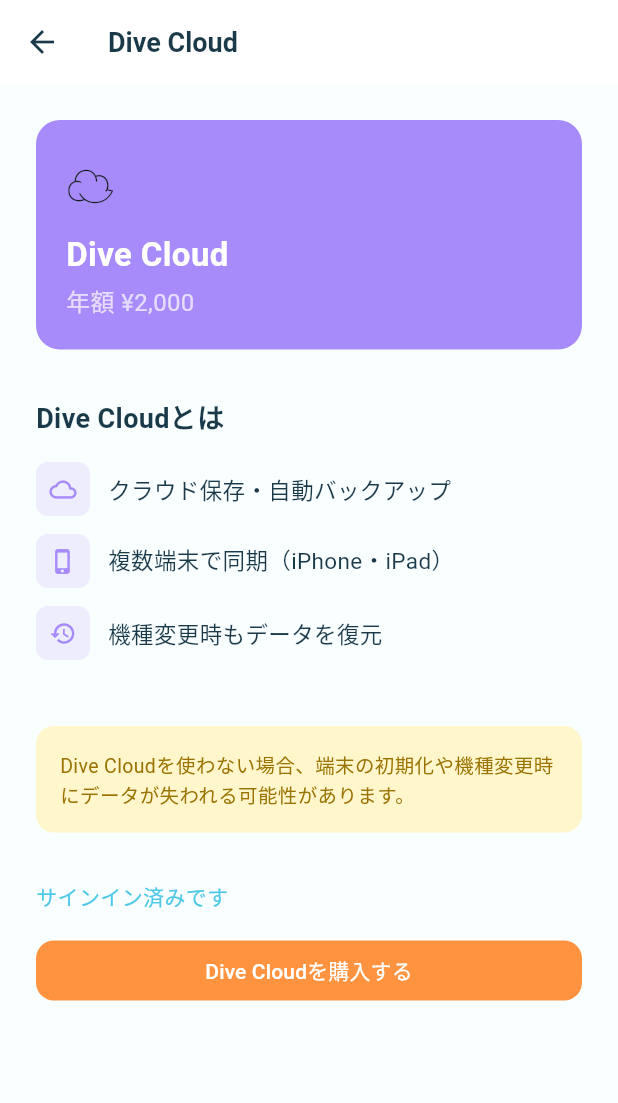
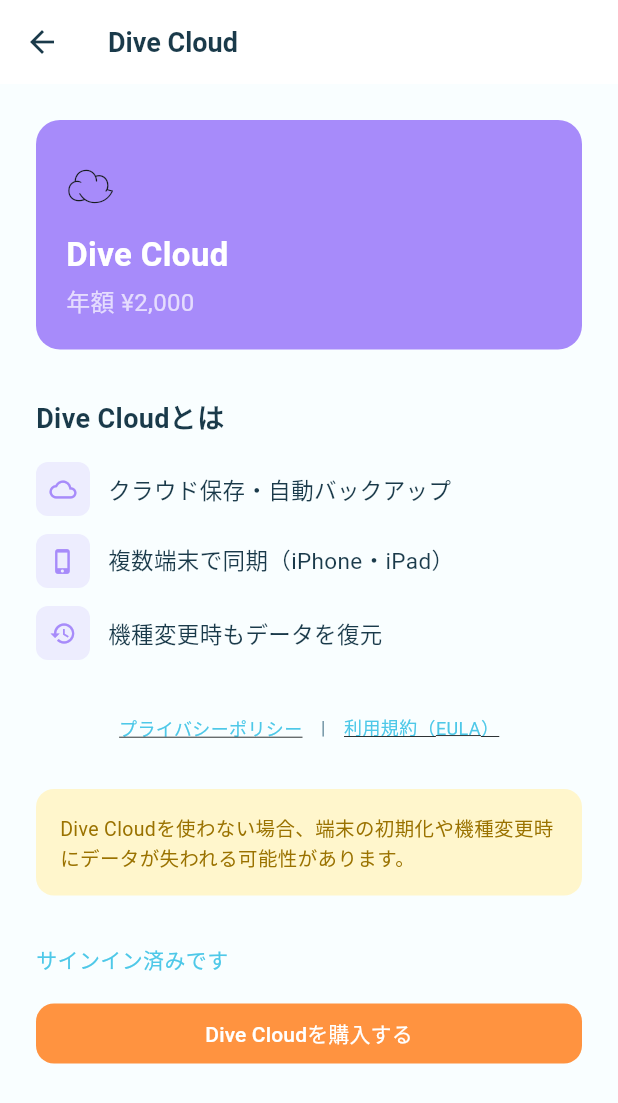
Before and after one commit to sakura9625/diving-prep-app, a Flutter app: the DiveCloudScreen screen opened directly, on a phone screen of 412 x 824 dp. Shown: the top 1103 px of the screen. Run offline on Flutter 3.47's test engine with Material 3 defaults, Android fonts, the phone set to English and light mode, and no system bars; our stand-ins replace cloud_firestore, device_info_plus, firebase_auth, firebase_core, fl_chart, flutter_svg and 5 more; accounts and stored records are empty; statements that could not run were skipped.

Commit message:
feat: add privacy policy and EULA links to Dive Cloud screen

```diff
--- a/lib/screens/dive_cloud_screen.dart
+++ b/lib/screens/dive_cloud_screen.dart
@@ -1,5 +1,6 @@
 import 'package:flutter/material.dart';
 import 'package:sign_in_with_apple/sign_in_with_apple.dart';
+import 'package:url_launcher/url_launcher.dart';
 import '../services/apple_auth_service.dart';
 import '../services/purchase_service.dart';
 
@@ -68,6 +69,41 @@
             _FeatureRow(icon: Icons.cloud_outlined, text: 'クラウド保存・自動バックアップ'),
             _FeatureRow(icon: Icons.phone_iphone, text: '複数端末で同期（iPhone・iPad）'),
             _FeatureRow(icon: Icons.restore, text: '機種変更時もデータを復元'),
+            const SizedBox(height: 24),
+            Row(
+              mainAxisAlignment: MainAxisAlignment.center,
+              children: [
+                GestureDetector(
+                  onTap: () => launchUrl(
+                    Uri.parse('https://sakura9625.github.io/diving-prep-app/privacy-policy.html'),
+                    mode: LaunchMode.externalApplication,
+                  ),
+                  child: const Text(
+                    'プライバシーポリシー',
+                    style: TextStyle(
+                      fontSize: 12,
+                      color: Color(0xFF4EC8E8),
+                      decoration: TextDecoration.underline,
+                    ),
+                  ),
+                ),
+                const Text('　|　', style: TextStyle(fontSize: 12, color: Color(0xFF6B8FA0))),
+                GestureDetector(
+                  onTap: () => launchUrl(
+                    Uri.parse('https://www.apple.com/legal/internet-services/itunes/dev/stdeula/'),
+                    mode: LaunchMode.externalApplication,
+                  ),
+                  child: const Text(
+                    '利用規約（EULA）',
+                    style: TextStyle(
+                      fontSize: 12,
+                      color: Color(0xFF4EC8E8),
+                      decoration: TextDecoration.underline,
+                    ),
+                  ),
+                ),
+              ],
+            ),
             const SizedBox(height: 32),
             Container(
               padding: const EdgeInsets.all(16),
```
